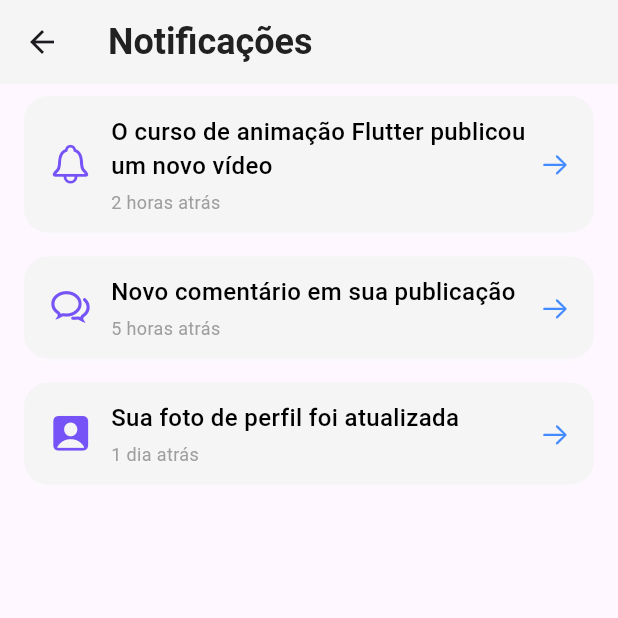
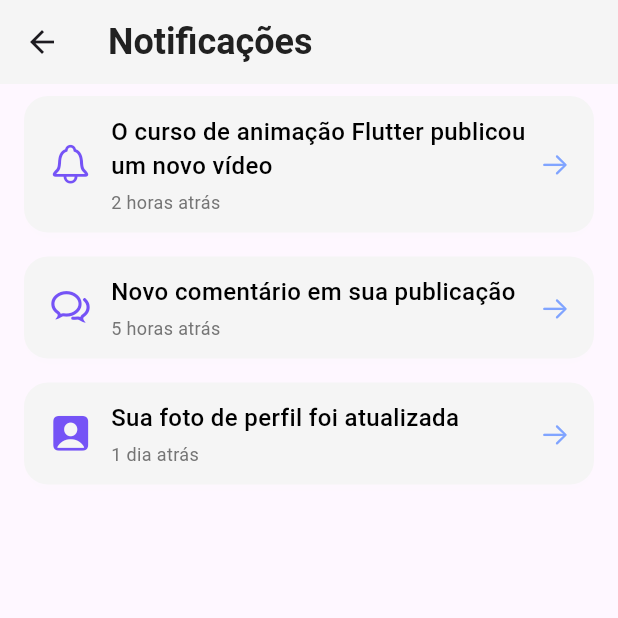
Before and after one commit to PyGodoy/courses_app, a Flutter app: the NotificationsScreen screen opened by its route, on a phone screen of 412 x 824 dp, the top half of it. Run offline on Flutter 3.47's test engine with Material 3 defaults, Android fonts, the phone set to English and light mode, and no system bars.

Commit message:
alteração no DS

```diff
--- a/lib/DesignSystem/components/cards/notification_card.dart
+++ b/lib/DesignSystem/components/cards/notification_card.dart
@@ -45,7 +45,7 @@ class NotificationCard extends StatelessWidget {
                 Text(
                   notificationText,
                   style: TextStyle(
-                    color: Colors.black,
+                    color: AppColors.primaryBlack,
                     fontSize: 16,
                     fontWeight: FontWeight.w500,
                   ),
@@ -56,7 +56,7 @@ class NotificationCard extends StatelessWidget {
                 Text(
                   notificationTime,
                   style: TextStyle(
-                    color: Colors.grey,
+                    color: AppColors.textSecondary,
                     fontSize: 12,
                   ),
                 ),
@@ -65,7 +65,7 @@ class NotificationCard extends StatelessWidget {
           ),
           const Icon(
             CupertinoIcons.arrow_right,
-            color: Colors.blueAccent,
+            color: AppColors.secondary,
             size: 20,
           ),
         ],
--- a/lib/scenes/login/login_screen.dart
+++ b/lib/scenes/login/login_screen.dart
@@ -1,4 +1,4 @@
-import 'package:courses_app/DesignSystem/TextField/custom_text_field.dart';
+import 'package:courses_app/DesignSystem/InputTextField/input_text_field.dart';
 import 'package:courses_app/DesignSystem/colors/app_colors.dart';
 import 'package:courses_app/DesignSystem/components/buttons/elevated_button.dart';
 import 'package:courses_app/DesignSystem/typography/app_text_styles.dart';
```
Also changed, not shown: lib/DesignSystem/InputTextField/input_text_field.dart (renamed from lib/DesignSystem/TextField/custom_text_field.dart).
